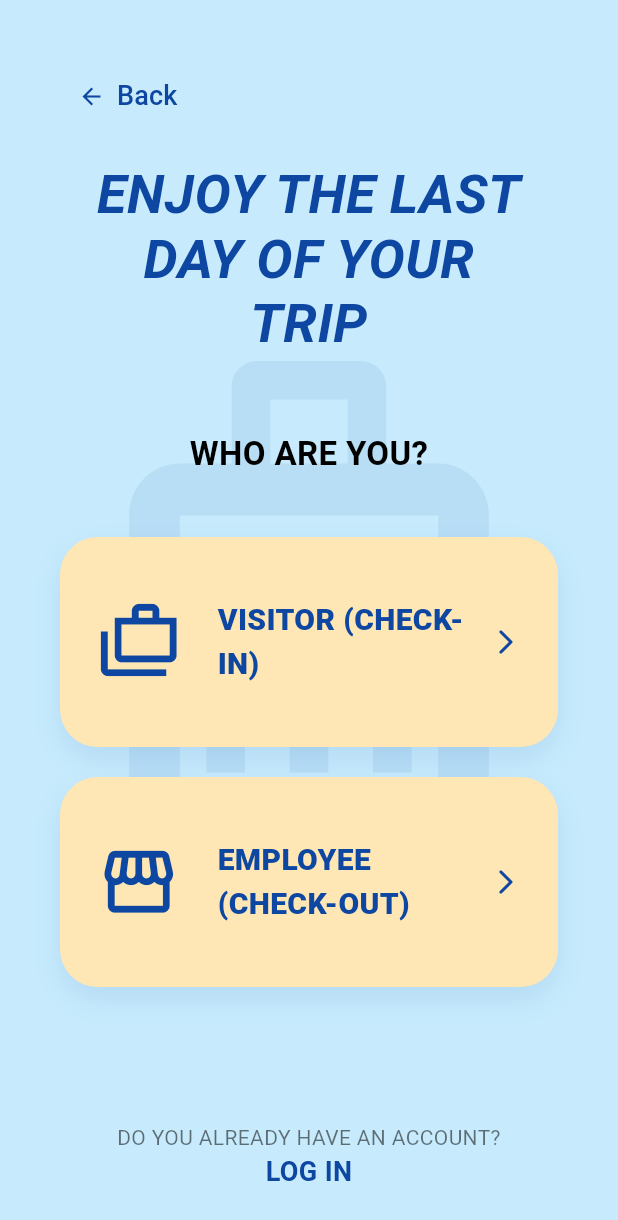
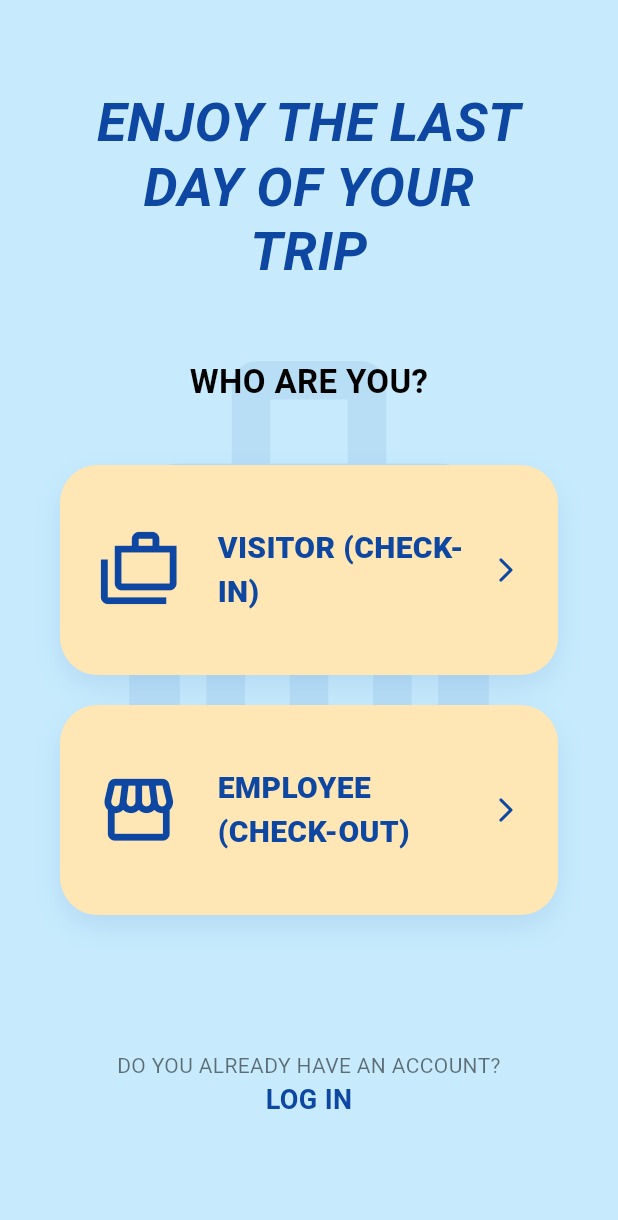
Before and after one commit to EmreKa-0/stash_app, a Flutter app: the screen it shows after launch, on a phone screen of 412 x 824 dp. Shown: the top 1220 px of the screen. Run offline on Flutter 3.47's test engine with Material 3 defaults, Android fonts, the phone set to English and light mode, and no system bars; our stand-ins replace flutter_map, google_fonts, latlong2, lottie, sqflite; accounts and stored records are empty.

Commit message:
selection screenden back tuşunu sildim

```diff
--- a/lib/screens/selection_screen.dart
+++ b/lib/screens/selection_screen.dart
@@ -86,17 +86,6 @@ class SelectionScreen extends StatelessWidget {
                 crossAxisAlignment: CrossAxisAlignment.center,
                 children: [
                   const SizedBox(height: 40),
-
-                  // Geri Butonu (En üstte)
-                  Align(
-                    alignment: Alignment.topLeft,
-                    child: TextButton.icon(
-                      onPressed: () => Navigator.pop(context),
-                      icon: const Icon(Icons.arrow_back, color: kPrimaryBlue),
-                      label: const Text('Back',
-                          style: TextStyle(color: kPrimaryBlue, fontSize: 18)),
-                    ),
-                  ),
 
                   const SizedBox(height: 20),
 
```
